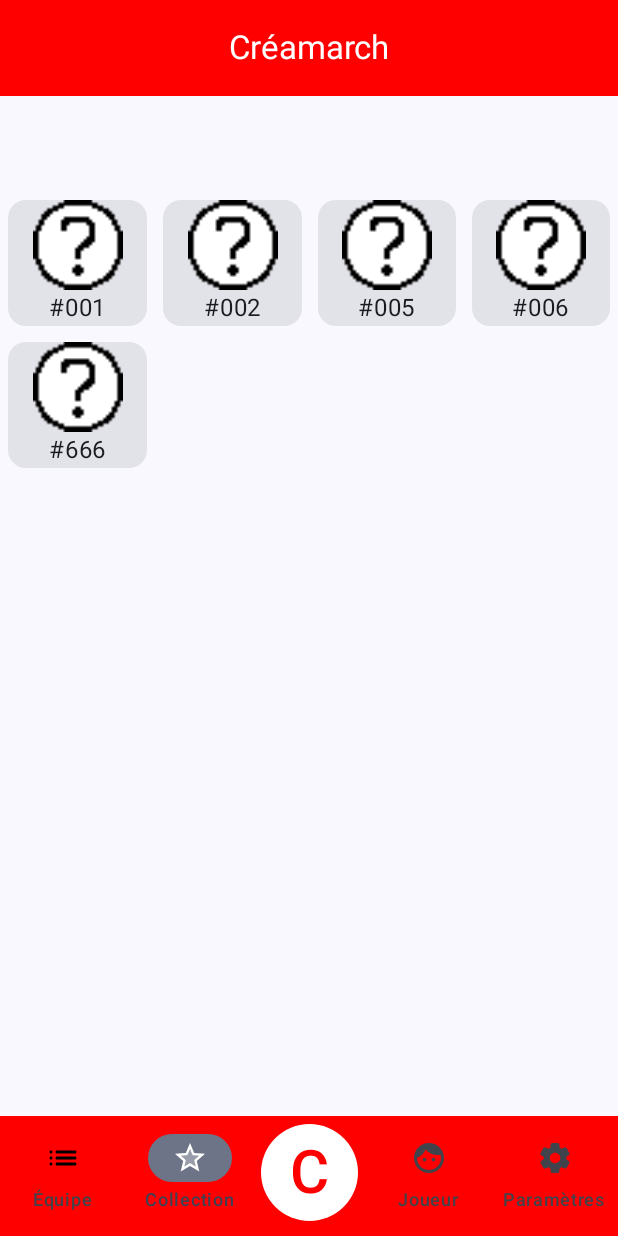
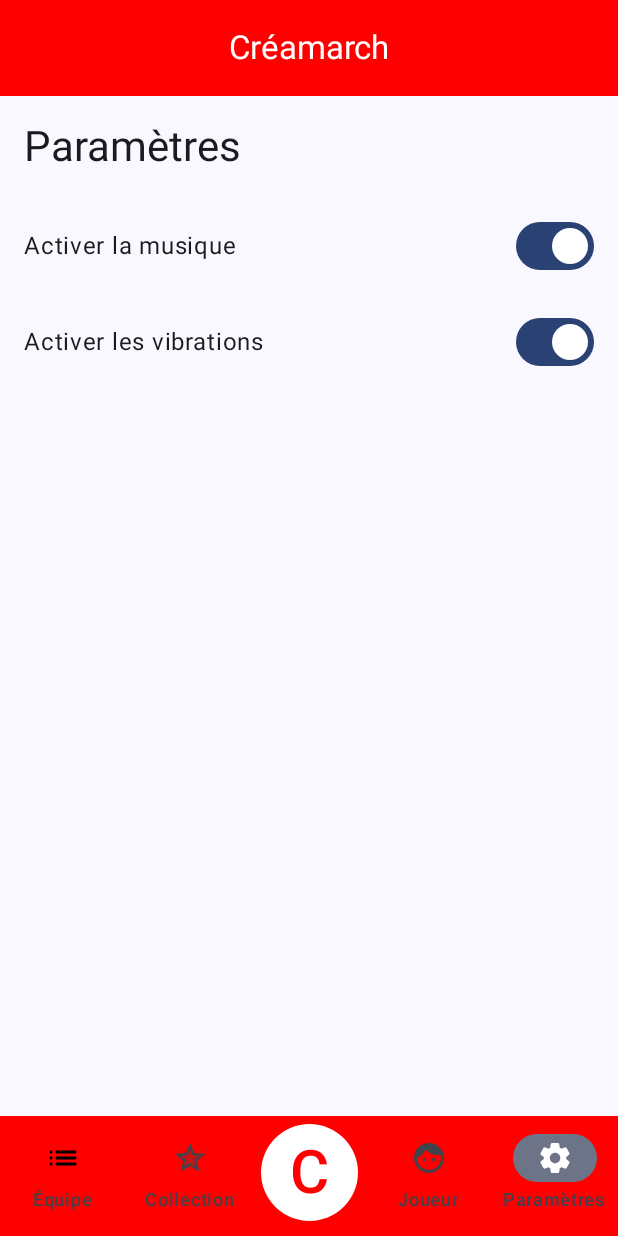
Before and after one commit to fmkr-project/projet-pmobile, an Android app built with Jetpack Compose: the screen it shows after launch (MainActivity), item 4 of the bottom bar chosen, on a phone screen of 412 x 824 dp. Run offline under Robolectric (Android 15) with nearby library versions, the phone set to English and light mode, and no system bars.

Commit message:
Adding parameters

```diff
--- a/app/src/main/java/com/example/creamarch/AppScreen.kt
+++ b/app/src/main/java/com/example/creamarch/AppScreen.kt
@@ -1,6 +1,7 @@
 package com.example.creamarch
 
 import DistanceTracker
+import ParametresMenu
 import androidx.compose.foundation.layout.fillMaxSize
 import androidx.compose.foundation.layout.padding
 import androidx.compose.material3.Scaffold
@@ -57,6 +58,21 @@ fun AppScreen(
 					distanceTracker = distanceTracker
 				)
 			}
+			composable(BottomItem.Settings.route) {
+				ParametresMenu(
+					modifier = Modifier.padding(innerPadding),
+					onMusicToggle = { isEnabled ->
+						// Gérer l'état de la musique ici
+						println("Musique activée : $isEnabled")
+						// Vous pouvez ajouter une sauvegarde dans SharedPreferences ou DataStore
+					},
+					onVibrationToggle = { isEnabled ->
+						// Gérer l'état des vibrations ici
+						println("Vibrations activées : $isEnabled")
+						// Vous pouvez également sauvegarder cet état
+					}
+				)
+			}
 		}
 	}
 }
--- a/app/src/main/java/com/example/creamarch/Common.kt
+++ b/app/src/main/java/com/example/creamarch/Common.kt
@@ -130,8 +130,9 @@ fun MainBottomBar(
 				label = { Text(text = "Joueur")}
 			)
 
-			NavigationBarItem(selected = false,
-				onClick = { /*TODO*/ },
+			NavigationBarItem(selected =  currentRoute == BottomItem.Settings.route,
+				onClick = { navController.navigate(BottomItem.Settings.route)
+						  },
 				icon = { Icon(
 					imageVector = Icons.Rounded.Settings,
 					contentDescription = null
--- a/app/src/main/java/com/example/creamarch/MainActivity.kt
+++ b/app/src/main/java/com/example/creamarch/MainActivity.kt
@@ -13,11 +13,13 @@ import android.util.Log
 import androidx.activity.ComponentActivity
 import androidx.activity.compose.setContent
 import androidx.activity.result.contract.ActivityResultContracts
+import androidx.annotation.RequiresApi
 import androidx.compose.foundation.interaction.HoverInteraction
 import androidx.compose.material3.Scaffold
 import androidx.compose.material3.Text
 import androidx.compose.runtime.Composable
 import androidx.compose.ui.Modifier
+import androidx.compose.ui.platform.LocalContext
 import androidx.core.app.ActivityCompat
 import com.example.creamarch.ui.theme.CreamarchTheme
 
@@ -25,7 +27,9 @@ class MainActivity : ComponentActivity() {
 	private lateinit var distanceTracker: DistanceTracker
 	private var menuStatus: MenuStatus = MenuStatus()
 
-	override fun onCreate(savedInstanceState: Bundle?) {
+
+	@RequiresApi(Build.VERSION_CODES.O)
+    override fun onCreate(savedInstanceState: Bundle?) {
 		super.onCreate(savedInstanceState)
 
 		if (Build.VERSION.SDK_INT >= Build.VERSION_CODES.Q) {
@@ -74,7 +78,7 @@ class MainActivity : ComponentActivity() {
 			CreamarchTheme {
 				AppScreen(
 					distanceTracker = distanceTracker,
-					menuStatus = menuStatus
+					menuStatus = menuStatus,
 				)
 			}
 		}
--- /dev/null
+++ b/app/src/main/java/com/example/creamarch/Parametres.kt
@@ -0,0 +1,73 @@
+import androidx.compose.foundation.layout.*
+import androidx.compose.material3.*
+import androidx.compose.runtime.*
+import androidx.compose.ui.Alignment
+import androidx.compose.ui.Modifier
+import androidx.compose.ui.unit.dp
+
+@Composable
+fun ParametresMenu(
+    modifier: Modifier = Modifier,
+    isMusicEnabled: Boolean = true,
+    isVibrationEnabled: Boolean = true,
+    onMusicToggle: (Boolean) -> Unit,
+    onVibrationToggle: (Boolean) -> Unit
+) {
+    // States for toggles
+    var musicEnabled by remember { mutableStateOf(isMusicEnabled) }
+    var vibrationEnabled by remember { mutableStateOf(isVibrationEnabled) }
+
+    Column(
+        modifier = modifier
+            .fillMaxSize()
+            .padding(16.dp),
+        verticalArrangement = Arrangement.Top,
+        horizontalAlignment = Alignment.Start
+    ) {
+        Text(
+            text = "Paramètres",
+            style = MaterialTheme.typography.headlineMedium,
+            modifier = Modifier.padding(bottom = 24.dp)
+        )
+
+        // Toggle for music
+        Row(
+            modifier = Modifier.fillMaxWidth(),
+            verticalAlignment = Alignment.CenterVertically
+        ) {
+            Text(
+                text = "Activer la musique",
+                modifier = Modifier.weight(1f),
+                style = MaterialTheme.typography.bodyLarge
+            )
+            Switch(
+                checked = musicEnabled,
+                onCheckedChange = {
+                    musicEnabled = it
+                    onMusicToggle(it) // Notify the parent
+                }
+            )
+        }
+
+        Spacer(modifier = Modifier.height(16.dp))
+
+        // Toggle for vibrations
+        Row(
+            modifier = Modifier.fillMaxWidth(),
+            verticalAlignment = Alignment.CenterVertically
+        ) {
+            Text(
+                text = "Activer les vibrations",
+                modifier = Modifier.weight(1f),
+                style = MaterialTheme.typography.bodyLarge
+            )
+            Switch(
+                checked = vibrationEnabled,
+                onCheckedChange = {
+                    vibrationEnabled = it
+                    onVibrationToggle(it) // Notify the parent
+                }
+            )
+        }
+    }
+}
```
